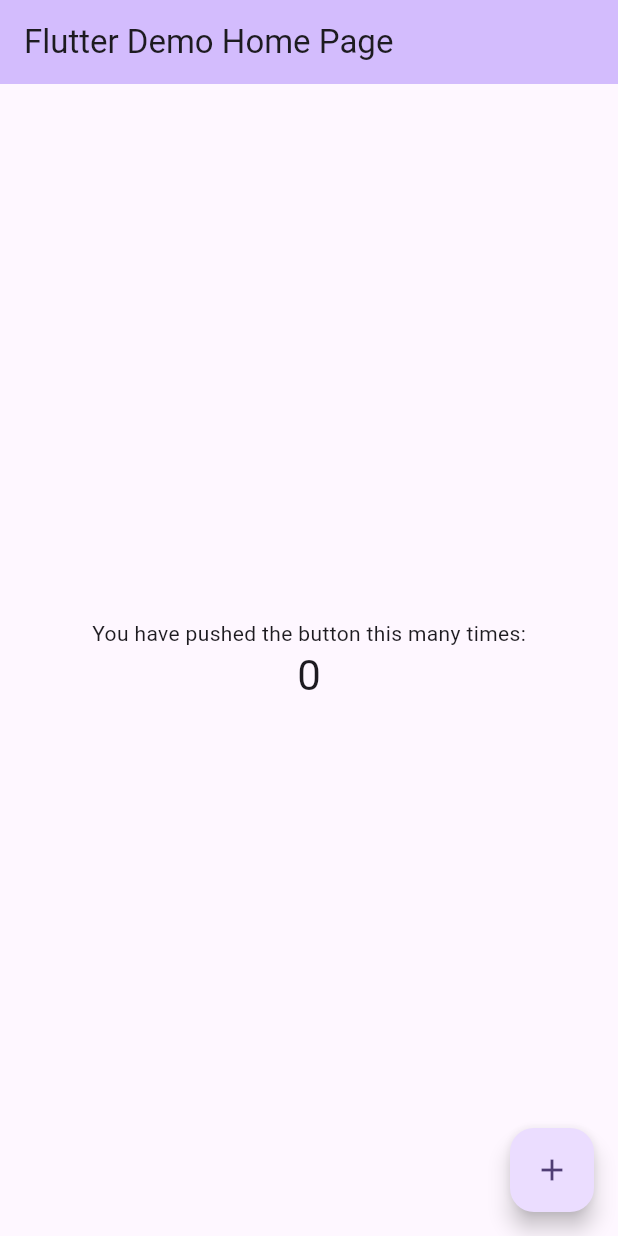
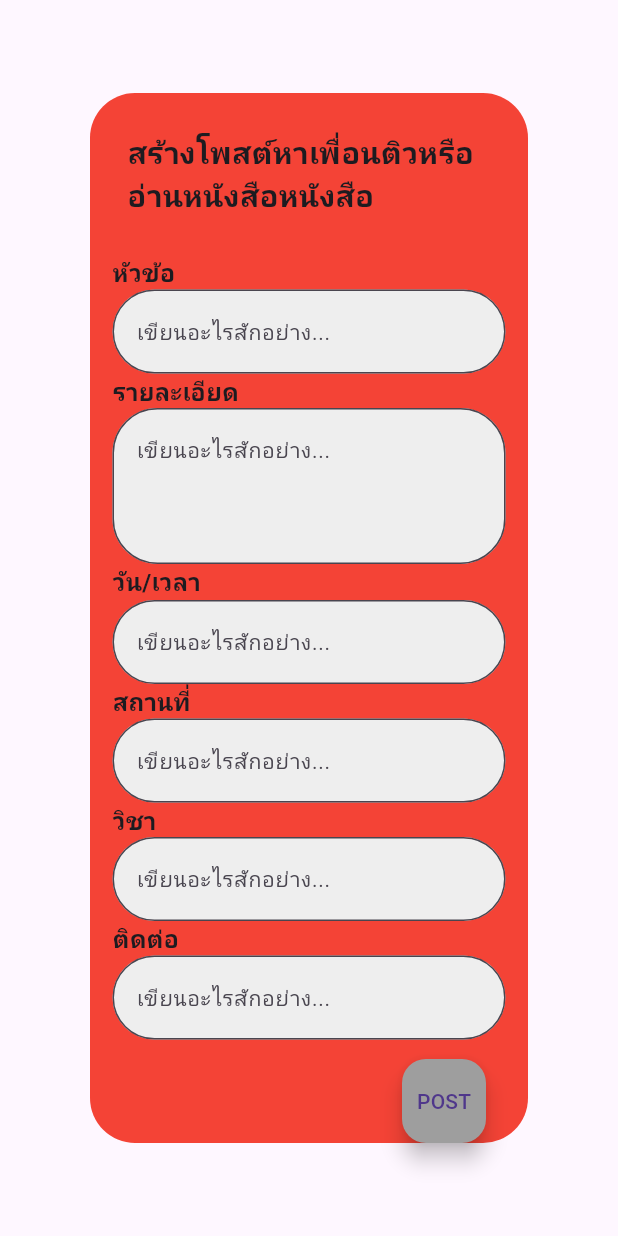
Before and after one commit to Folkchayutpong/TU_ON, a Flutter app: the screen it shows after launch, on a phone screen of 412 x 824 dp. Run offline on Flutter 3.47's test engine with Material 3 defaults, Android fonts, the light colour scheme and no system bars.

Commit message:
commit 1

```diff
--- a/mytuon/lib/main.dart
+++ b/mytuon/lib/main.dart
@@ -1,125 +1,20 @@
 import 'package:flutter/material.dart';
+import 'package:mytuon/screen/homepage.dart';
 
 void main() {
-  runApp(const MyApp());
+  runApp(MyApp()); // Instantiate MyApp within runApp
 }
 
 class MyApp extends StatelessWidget {
-  const MyApp({super.key});
-
-  // This widget is the root of your application.
   @override
   Widget build(BuildContext context) {
-    return MaterialApp(
-      title: 'Flutter Demo',
-      theme: ThemeData(
-        // This is the theme of your application.
-        //
-        // TRY THIS: Try running your application with "flutter run". You'll see
-        // the application has a purple toolbar. Then, without quitting the app,
-        // try changing the seedColor in the colorScheme below to Colors.green
-        // and then invoke "hot reload" (save your changes or press the "hot
-        // reload" button in a Flutter-supported IDE, or press "r" if you used
-        // the command line to start the app).
-        //
-        // Notice that the counter didn't reset back to zero; the application
-        // state is not lost during the reload. To reset the state, use hot
-        // restart instead.
-        //
-        // This works for code too, not just values: Most code changes can be
-        // tested with just a hot reload.
-        colorScheme: ColorScheme.fromSeed(seedColor: Colors.deepPurple),
-        useMaterial3: true,
+    return const MaterialApp(
+      home: Scaffold(
+        body: Padding(
+          padding: EdgeInsets.all(60.0),
+          child: MsgBox(),
+        ),
       ),
-      home: const MyHomePage(title: 'Flutter Demo Home Page'),
     );
   }
 }
-
-class MyHomePage extends StatefulWidget {
-  const MyHomePage({super.key, required this.title});
-
-  // This widget is the home page of your application. It is stateful, meaning
-  // that it has a State object (defined below) that contains fields that affect
-  // how it looks.
-
-  // This class is the configuration for the state. It holds the values (in this
-  // case the title) provided by the parent (in this case the App widget) and
-  // used by the build method of the State. Fields in a Widget subclass are
-  // always marked "final".
-
-  final String title;
-
-  @override
-  State<MyHomePage> createState() => _MyHomePageState();
-}
-
-class _MyHomePageState extends State<MyHomePage> {
-  int _counter = 0;
-
-  void _incrementCounter() {
-    setState(() {
-      // This call to setState tells the Flutter framework that something has
-      // changed in this State, which causes it to rerun the build method below
-      // so that the display can reflect the updated values. If we changed
-      // _counter without calling setState(), then the build method would not be
-      // called again, and so nothing would appear to happen.
-      _counter++;
-    });
-  }
-
-  @override
-  Widget build(BuildContext context) {
-    // This method is rerun every time setState is called, for instance as done
-    // by the _incrementCounter method above.
-    //
-    // The Flutter framework has been optimized to make rerunning build methods
-    // fast, so that you can just rebuild anything that needs updating rather
-    // than having to individually change instances of widgets.
-    return Scaffold(
-      appBar: AppBar(
-        // TRY THIS: Try changing the color here to a specific color (to
-        // Colors.amber, perhaps?) and trigger a hot reload to see the AppBar
-        // change color while the other colors stay the same.
-        backgroundColor: Theme.of(context).colorScheme.inversePrimary,
-        // Here we take the value from the MyHomePage object that was created by
-        // the App.build method, and use it to set our appbar title.
-        title: Text(widget.title),
-      ),
-      body: Center(
-        // Center is a layout widget. It takes a single child and positions it
-        // in the middle of the parent.
-        child: Column(
-          // Column is also a layout widget. It takes a list of children and
-          // arranges them vertically. By default, it sizes itself to fit its
-          // children horizontally, and tries to be as tall as its parent.
-          //
-          // Column has various properties to control how it sizes itself and
-          // how it positions its children. Here we use mainAxisAlignment to
-          // center the children vertically; the main axis here is the vertical
-          // axis because Columns are vertical (the cross axis would be
-          // horizontal).
-          //
-          // TRY THIS: Invoke "debug painting" (choose the "Toggle Debug Paint"
-          // action in the IDE, or press "p" in the console), to see the
-          // wireframe for each widget.
-          mainAxisAlignment: MainAxisAlignment.center,
-          children: <Widget>[
-            const Text(
-              'You have pushed the button this many times:',
-            ),
-            Text(
-              '$_counter',
-              style: Theme.of(context).textTheme.headlineMedium,
-            ),
-          ],
-        ),
-      ),
-      floatingActionButton: FloatingActionButton(
-        onPressed: _incrementCounter,
-        tooltip: 'Increment',
-        child: const Icon(Icons.add),
-      ), // This trailing comma makes auto-formatting nicer for build methods.
-    );
-  }
-}
--- /dev/null
+++ b/mytuon/lib/model/Post.dart
@@ -0,0 +1,15 @@
+class Post {
+   late String title;
+   late String description;
+   late String datetime;
+   late String location;
+   late String subject;
+   late String tel;
+
+   Post(this.title, this.description,
+   this.datetime, this.location,
+   this.subject, this.tel);
+
+  static void add(Post statement) {}
+
+}
--- /dev/null
+++ b/mytuon/lib/provider/post_Provider.dart
@@ -0,0 +1,14 @@
+import 'package:flutter/material.dart';
+import 'package:mytuon/model/post.dart';
+
+class PostProvider with ChangeNotifier {
+  List<Post> postlist = [];
+
+  List<Post> getPost() {
+    return postlist;
+  }
+
+  void addPost(Post statement) {
+    postlist.add(statement);
+  }
+}
--- /dev/null
+++ b/mytuon/lib/screen/homepage.dart
@@ -0,0 +1,148 @@
+import 'package:flutter/material.dart';
+
+class MsgBox extends StatefulWidget {
+  const MsgBox({super.key});
+
+  @override
+  State<MsgBox> createState() => _MsgBoxState();
+}
+
+class _MsgBoxState extends State<MsgBox> {
+  @override
+  Widget build(BuildContext context) {
+    return Center(
+      child: Container(
+        decoration: BoxDecoration(
+            color: Colors.red, borderRadius: BorderRadius.circular(30.0)),
+        height: 700,
+        width: 450,
+        child: Column(
+          children: [
+            const Padding(
+              padding: EdgeInsets.all(25.0),
+              child: Text("สร้างโพสต์หาเพื่อนติวหรืออ่านหนังสือหนังสือ",
+                  style:
+                      TextStyle(fontWeight: FontWeight.bold, fontSize: 20.0)),
+            ),
+            Padding(
+              padding: EdgeInsets.only(left: 15.0, right: 15),
+              child: Column(
+                children: [
+                  const Align(
+                      alignment: Alignment.centerLeft,
+                      child: Text("หัวข้อ",
+                          style: TextStyle(
+                              fontWeight: FontWeight.bold, fontSize: 16))),
+                  TextFormField(
+                    decoration: InputDecoration(
+                      hintText: "เขียนอะไรสักอย่าง...",
+                      hintStyle: TextStyle(fontSize: 14),
+                      border: OutlineInputBorder(
+                        borderRadius: BorderRadius.circular(30.0),
+                      ),
+                      filled: true,
+                      fillColor: Colors.grey[200],
+                    ),
+                  ),
+                  const Align(
+                      alignment: Alignment.centerLeft,
+                      child: Text("รายละเอียด",
+                          style: TextStyle(
+                              fontWeight: FontWeight.bold, fontSize: 16))),
+                  TextFormField(
+                    maxLines:
+                        3, // ระบุจำนวนบรรทัดสูงสุดที่ให้กล่องรับข้อความได้
+                    decoration: InputDecoration(
+                      hintText: "เขียนอะไรสักอย่าง...",
+                      hintStyle: TextStyle(fontSize: 14),
+                      border: OutlineInputBorder(
+                        borderRadius: BorderRadius.circular(30.0),
+                      ),
+                      filled: true,
+                      fillColor: Colors.grey[200],
+                    ),
+                  ),
+                  const Align(
+                      alignment: Alignment.centerLeft,
+                      child: Text("วัน/เวลา",
+                          style: TextStyle(
+                              fontWeight: FontWeight.bold, fontSize: 16))),
+                  TextFormField(
+                    decoration: InputDecoration(
+                      hintText: "เขียนอะไรสักอย่าง...",
+                      hintStyle: TextStyle(fontSize: 14),
+                      border: OutlineInputBorder(
+                        borderRadius: BorderRadius.circular(30.0),
+                      ),
+                      filled: true,
+                      fillColor: Colors.grey[200],
+                    ),
+                  ),
+                  const Align(
+                      alignment: Alignment.centerLeft,
+                      child: Text("สถานที่",
+                          style: TextStyle(
+                              fontWeight: FontWeight.bold, fontSize: 16))),
+                  TextFormField(
+                    decoration: InputDecoration(
+                      hintText: "เขียนอะไรสักอย่าง...",
+                      hintStyle: TextStyle(fontSize: 14),
+                      border: OutlineInputBorder(
+                        borderRadius: BorderRadius.circular(30.0),
+                      ),
+                      filled: true,
+                      fillColor: Colors.grey[200],
+                    ),
+                  ),
+                  const Align(
+                      alignment: Alignment.centerLeft,
+                      child: Text("วิชา",
+                          style: TextStyle(
+                              fontWeight: FontWeight.bold, fontSize: 16))),
+                  TextFormField(
+                    decoration: InputDecoration(
+                      hintText: "เขียนอะไรสักอย่าง...",
+                      hintStyle: TextStyle(fontSize: 14),
+                      border: OutlineInputBorder(
+                        borderRadius: BorderRadius.circular(30.0),
+                      ),
+                      filled: true,
+                      fillColor: Colors.grey[200],
+                    ),
+                  ),
+                  const Align(
+                      alignment: Alignment.centerLeft,
+                      child: Text("ติดต่อ",
+                          style: TextStyle(
+                              fontWeight: FontWeight.bold, fontSize: 16))),
+                  TextFormField(
+                    decoration: InputDecoration(
+                      hintText: "เขียนอะไรสักอย่าง...",
+                      hintStyle: TextStyle(fontSize: 14),
+                      border: OutlineInputBorder(
+                        borderRadius: BorderRadius.circular(30.0),
+                      ),
+                      filled: true,
+                      fillColor: Colors.grey[200],
+                    ),
+                  ),
+                  Padding(
+                    padding: const EdgeInsets.all(13.0),
+                    child: Align(
+                      alignment: Alignment.centerRight,
+                      child: FloatingActionButton(
+                        child: const Text("POST"),
+                        backgroundColor: Colors.grey,
+                        onPressed: () {},
+                      ),
+                    ),
+                  )
+                ],
+              ),
+            ),
+          ],
+        ),
+      ),
+    );
+  }
+}
--- a/mytuon/pubspec.yaml
+++ b/mytuon/pubspec.yaml
@@ -35,6 +35,7 @@ dependencies:
   # The following adds the Cupertino Icons font to your application.
   # Use with the CupertinoIcons class for iOS style icons.
   cupertino_icons: ^1.0.2
+  provider: ^6.1.2
 
 dev_dependencies:
   flutter_test:
```
Also changed, not shown: mytuon/lib/screen/profilepage.dart (added), mytuon/lib/screen/slidepage.dart (added), mytuon/lib/screen/tutorpage.dart (added), mytuon/pubspec.lock.
